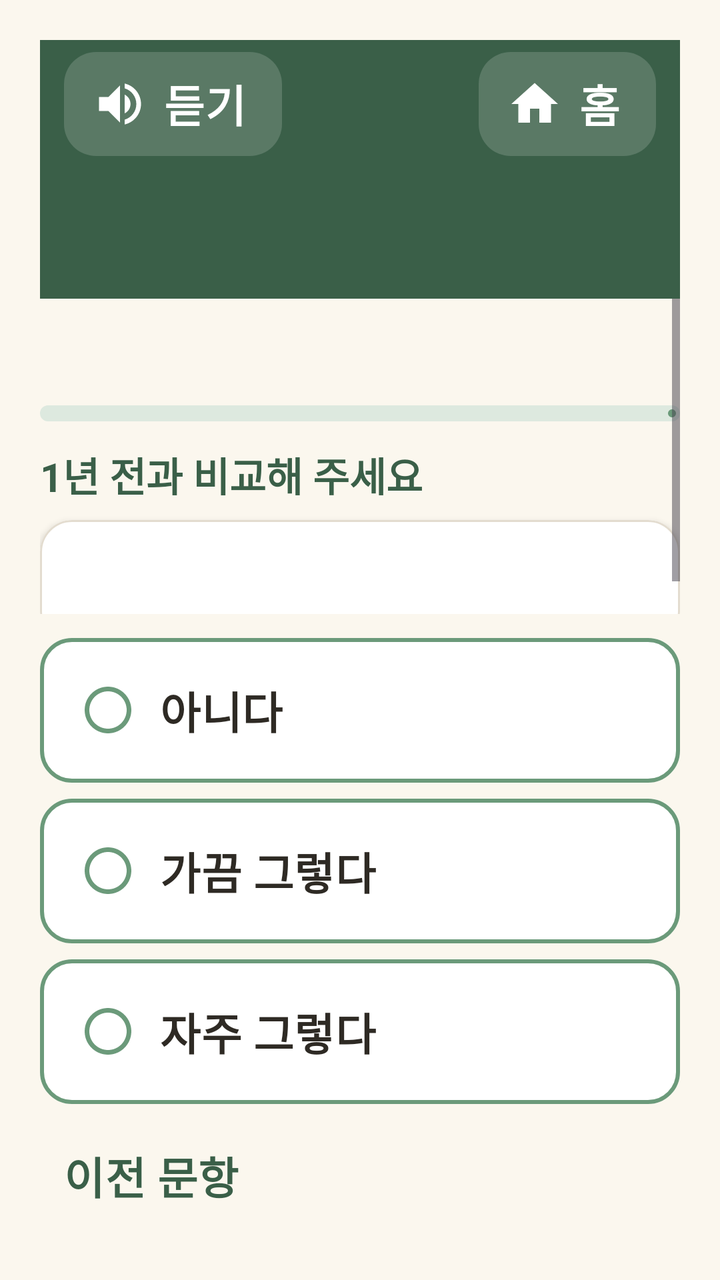
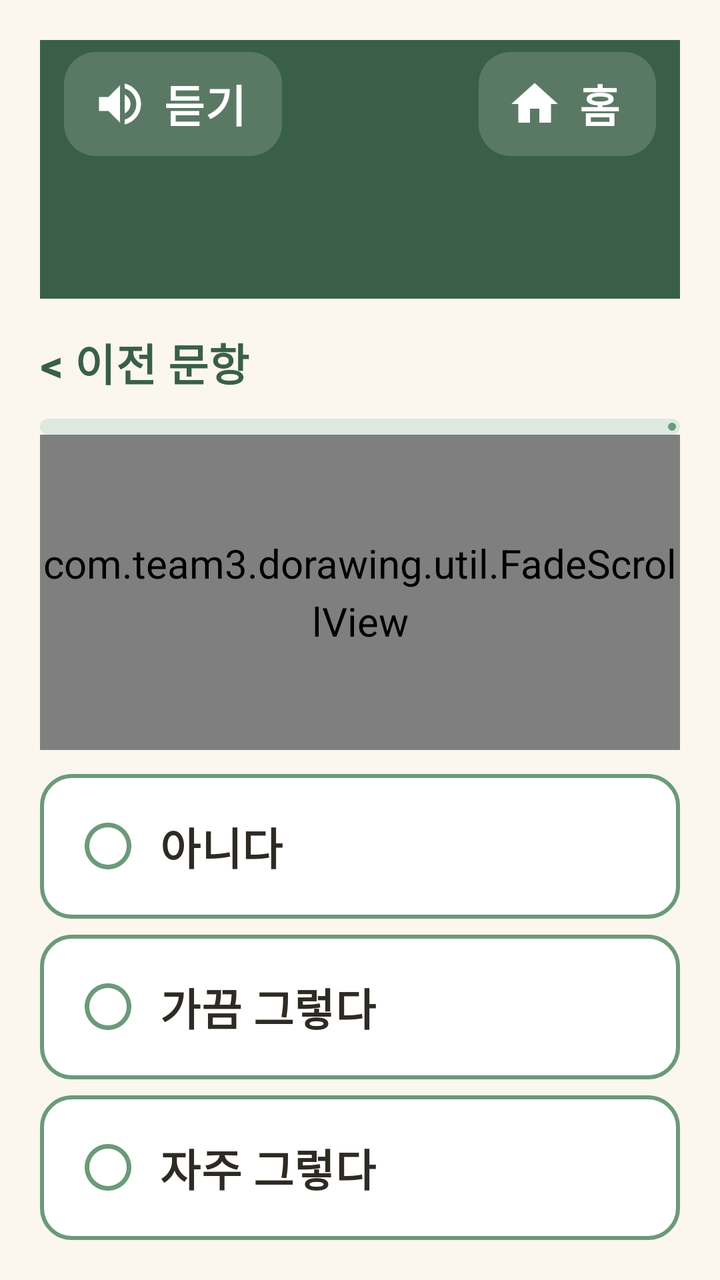

Before-and-after screenshots of an Android layout around one commit, followed by the original layout XML and the change that was made.
<!-- AndroidManifest.xml: application theme Theme.Dorawing -->
<!-- res/layout/activity_diagnosis_question.xml -->
<?xml version="1.0" encoding="utf-8"?>
<LinearLayout xmlns:android="http://schemas.android.com/apk/res/android"
    xmlns:app="http://schemas.android.com/apk/res-auto"
    android:layout_width="match_parent"
    android:layout_height="match_parent"
    android:orientation="vertical"
    android:padding="@dimen/screen_padding">

    <include
        android:id="@+id/topBar"
        layout="@layout/view_top_bar" />

    
    <ScrollView
        android:layout_width="match_parent"
        android:layout_height="0dp"
        android:layout_weight="1"
        android:fadeScrollbars="false">

        <LinearLayout
            android:layout_width="match_parent"
            android:layout_height="wrap_content"
            android:orientation="vertical"
            android:paddingBottom="4dp">

            
            <TextView
                android:id="@+id/tvProgress"
                style="@style/Text.Heading"
                android:layout_width="match_parent"
                android:layout_height="wrap_content"
                android:layout_marginTop="@dimen/card_gap" />

            <com.google.android.material.progressindicator.LinearProgressIndicator
                android:id="@+id/progressBar"
                android:layout_width="match_parent"
                android:layout_height="wrap_content"
                android:layout_marginTop="8dp"
                android:importantForAccessibility="no"
                android:max="15"
                app:indicatorColor="@color/green_mid"
                app:trackColor="@color/green_light"
                app:trackCornerRadius="4dp"
                app:trackThickness="8dp" />

            
            <TextView
                android:layout_width="match_parent"
                android:layout_height="wrap_content"
                android:layout_marginTop="@dimen/gap"
                android:text="@string/diag_compare"
                android:textColor="@color/green_dark"
                android:textStyle="bold" />

            
            <com.google.android.material.card.MaterialCardView
                style="@style/Card"
                android:layout_width="match_parent"
                android:layout_height="wrap_content"
                android:layout_marginTop="8dp"
                app:contentPaddingBottom="@dimen/gap"
                app:contentPaddingTop="@dimen/gap">

                <LinearLayout
                    android:layout_width="match_parent"
                    android:layout_height="wrap_content"
                    android:orientation="vertical">

                    
                    <TextView
                        android:id="@+id/tvNotice"
                        style="@style/Text.Error"
                        android:layout_width="match_parent"
                        android:layout_height="wrap_content"
                        android:layout_marginBottom="@dimen/gap"
                        android:text="@string/diag_answer_please"
                        android:visibility="gone" />

                    <TextView
                        android:id="@+id/tvQuestion"
                        style="@style/Text.Title"
                        android:layout_width="match_parent"
                        android:layout_height="wrap_content"
                        android:textColor="@color/text_main" />
                </LinearLayout>
            </com.google.android.material.card.MaterialCardView>
        </LinearLayout>
    </ScrollView>

    
    <com.google.android.material.button.MaterialButton
        android:id="@+id/btnAnswer0"
        style="@style/Button.Choice"
        android:layout_width="match_parent"
        android:layout_height="wrap_content"
        android:layout_marginTop="@dimen/gap"
        android:text="@string/diag_answer_0" />

    <com.google.android.material.button.MaterialButton
        android:id="@+id/btnAnswer1"
        style="@style/Button.Choice"
        android:layout_width="match_parent"
        android:layout_height="wrap_content"
        android:layout_marginTop="8dp"
        android:text="@string/diag_answer_1" />

    <com.google.android.material.button.MaterialButton
        android:id="@+id/btnAnswer2"
        style="@style/Button.Choice"
        android:layout_width="match_parent"
        android:layout_height="wrap_content"
        android:layout_marginTop="8dp"
        android:text="@string/diag_answer_2" />

    <com.google.android.material.button.MaterialButton
        android:id="@+id/btnPrev"
        style="@style/Button.Text"
        android:layout_width="wrap_content"
        android:layout_height="wrap_content"
        android:layout_marginTop="4dp"
        android:text="@string/diag_prev" />
</LinearLayout>
<!-- res/layout/view_top_bar.xml (included above) -->
<?xml version="1.0" encoding="utf-8"?>
<LinearLayout xmlns:android="http://schemas.android.com/apk/res/android"
    xmlns:app="http://schemas.android.com/apk/res-auto"
    android:layout_width="match_parent"
    android:layout_height="wrap_content"
    android:background="@color/green_dark"
    android:orientation="vertical"
    android:paddingStart="@dimen/bar_padding"
    android:paddingEnd="@dimen/bar_padding"
    android:paddingBottom="@dimen/bar_bottom">

    <LinearLayout
        android:layout_width="match_parent"
        android:layout_height="wrap_content"
        android:gravity="center_vertical"
        android:orientation="horizontal">

        <com.google.android.material.button.MaterialButton
            android:id="@+id/btnSpeak"
            style="@style/Button.Bar"
            android:layout_width="wrap_content"
            android:layout_height="wrap_content"
            android:text="@string/top_speak"
            app:icon="@drawable/ic_speaker" />

        <Space
            android:layout_width="0dp"
            android:layout_height="0dp"
            android:layout_weight="1" />

        <com.google.android.material.button.MaterialButton
            android:id="@+id/btnHome"
            style="@style/Button.Bar"
            android:layout_width="wrap_content"
            android:layout_height="wrap_content"
            android:text="@string/top_home"
            app:icon="@drawable/ic_home" />
    </LinearLayout>

    <TextView
        android:id="@+id/tvTitle"
        style="@style/Text.BarTitle"
        android:layout_width="match_parent"
        android:layout_height="wrap_content"
        android:layout_marginTop="4dp"
        android:paddingStart="8dp"
        android:paddingEnd="8dp" />

    
    <LinearLayout
        android:id="@+id/boxSubtitle"
        android:layout_width="match_parent"
        android:layout_height="wrap_content"
        android:layout_marginTop="@dimen/gap"
        android:gravity="center_vertical"
        android:orientation="horizontal"
        android:paddingStart="8dp"
        android:paddingEnd="8dp"
        android:visibility="gone">

        <ImageView
            android:layout_width="@dimen/logo_size"
            android:layout_height="@dimen/logo_size"
            android:layout_marginEnd="@dimen/gap"
            android:importantForAccessibility="no"
            android:src="@drawable/ic_logo" />

        <TextView
            style="@style/Text.BarSub"
            android:layout_width="0dp"
            android:layout_height="wrap_content"
            android:layout_weight="1"
            android:text="@string/app_subtitle" />
    </LinearLayout>
</LinearLayout>
<!-- resources referenced by this layout -->
<resources>
  <color name="green_dark">#3A5F48</color>
  <color name="green_light">#DDE9DF</color>
  <color name="green_mid">#6B9A7A</color>
  <color name="text_main">#2E2A24</color>
  <dimen name="bar_bottom">24dp</dimen>
  <dimen name="bar_padding">12dp</dimen>
  <dimen name="card_gap">16dp</dimen>
  <dimen name="gap">12dp</dimen>
  <dimen name="logo_size">44dp</dimen>
  <dimen name="screen_padding">20dp</dimen>
  <!-- drawable ic_home (drawable) -->
  <vector xmlns:android="http://schemas.android.com/apk/res/android"
      android:width="24dp"
      android:height="24dp"
      android:viewportWidth="24"
      android:viewportHeight="24">
      <path
          android:fillColor="#FF000000"
          android:pathData="M10,20v-6h4v6h5v-8h3L12,3 2,12h3v8z" />
  </vector>
  <string name="app_subtitle">오늘의 기억을 그리다</string>
  <string name="diag_answer_0">아니다</string>
  <string name="diag_answer_1">가끔 그렇다</string>
  <string name="diag_answer_2">자주 그렇다</string>
  <string name="diag_answer_please">이 문항에 답해 주세요</string>
  <string name="diag_compare">1년 전과 비교해 주세요</string>
  <string name="diag_prev">이전 문항</string>
  <string name="top_home">홈</string>
  <string name="top_speak">듣기</string>
  <style name="Text.BarSub" parent="Text.Body">
          <item name="android:textColor">@color/green_light</item>
      </style>
  <style name="Text.BarTitle" parent="Text.Title">
          <item name="android:textColor">@color/white</item>
      </style>
  <style name="Text.Error" parent="Text.Body">
          <item name="android:textColor">@color/error_brown</item>
          <item name="android:textStyle">bold</item>
      </style>
  <style name="Text.Heading" parent="Text.Body">
          <item name="android:textSize">@dimen/text_heading</item>
          <item name="android:textStyle">bold</item>
          <item name="android:textColor">@color/green_dark</item>
      </style>
  <style name="Text.Title" parent="Text.Body">
          <item name="android:textSize">@dimen/text_title</item>
          <item name="android:textStyle">bold</item>
          <item name="android:textColor">@color/green_dark</item>
          <item name="android:lineSpacingMultiplier">1.1</item>
      </style>
  <dimen name="button_height">64dp</dimen>
  <dimen name="bar_button_inset">6dp</dimen>
  <dimen name="text_button">22sp</dimen>
  <color name="white">#FFFFFFFF</color>
  <dimen name="corner">16dp</dimen>
  <color name="bar_button">#29FFFFFF</color>
  <color name="bar_ripple">#40FFFFFF</color>
  <dimen name="icon_size">28dp</dimen>
  <dimen name="card_padding">20dp</dimen>
  <dimen name="card_elevation">2dp</dimen>
  <color name="line">#E3DCCF</color>
  <dimen name="card_stroke">1dp</dimen>
  <color name="error_brown">#7A3E1D</color>
  <dimen name="text_heading">22sp</dimen>
  <dimen name="text_title">28sp</dimen>
  <color name="cream">#FBF7EE</color>
  <color name="text_sub">#6F665A</color>
  <dimen name="button_stroke">2dp</dimen>
  <dimen name="text_body">20sp</dimen>
  <style name="Dialog.Box" parent="MaterialAlertDialog.Material3">
          <item name="backgroundTint">@color/white</item>
          <item name="shapeAppearance">@style/Shape.Dialog</item>
      </style>
  <style name="Dialog.Title" parent="MaterialAlertDialog.Material3.Title.Text">
          <item name="android:textSize">@dimen/text_heading</item>
          <item name="android:textStyle">bold</item>
          <item name="android:textColor">@color/green_dark</item>
      </style>
  <style name="Dialog.Button" parent="Widget.Material3.Button.TextButton.Dialog">
          <item name="android:textSize">@dimen/text_button</item>
          <item name="android:textStyle">bold</item>
          <item name="android:minHeight">@dimen/button_height</item>
          <item name="android:textColor">@color/green_dark</item>
      </style>
  <style name="Shape.Dialog" parent="">
          <item name="cornerFamily">rounded</item>
          <item name="cornerSize">@dimen/corner</item>
      </style>
  <!-- unchanged entries left out for length: 16 -->
</resources>

<!-- the commit's change to res/layout/activity_diagnosis_question.xml (unified diff, before → after) -->
@@ -6,86 +6,96 @@
     android:orientation="vertical"
     android:padding="@dimen/screen_padding">
 
+    
     <include
         android:id="@+id/topBar"
         layout="@layout/view_top_bar" />
 
     
-    <ScrollView
+    <LinearLayout
+        android:layout_width="match_parent"
+        android:layout_height="wrap_content"
+        android:layout_marginTop="8dp"
+        android:gravity="center_vertical"
+        android:orientation="horizontal">
+
+        
+        <com.google.android.material.button.MaterialButton
+            android:id="@+id/btnPrev"
+            style="@style/Button.Text"
+            android:layout_width="wrap_content"
+            android:layout_height="wrap_content"
+            android:minHeight="48dp"
+            android:paddingStart="0dp"
+            android:paddingTop="0dp"
+            android:paddingEnd="@dimen/gap"
+            android:paddingBottom="0dp"
+            android:text="@string/diag_prev" />
+
+        <TextView
+            android:id="@+id/tvProgress"
+            style="@style/Text.Heading"
+            android:layout_width="0dp"
+            android:layout_height="wrap_content"
+            android:layout_weight="1"
+            android:gravity="end" />
+    </LinearLayout>
+
+    <com.google.android.material.progressindicator.LinearProgressIndicator
+        android:id="@+id/progressBar"
+        android:layout_width="match_parent"
+        android:layout_height="wrap_content"
+        android:layout_marginTop="4dp"
+        android:importantForAccessibility="no"
+        android:max="15"
+        app:indicatorColor="@color/green_mid"
+        app:trackColor="@color/green_light"
+        app:trackCornerRadius="4dp"
+        app:trackThickness="8dp" />
+
+    
+    <com.team3.dorawing.util.FadeScrollView
         android:layout_width="match_parent"
         android:layout_height="0dp"
         android:layout_weight="1"
-        android:fadeScrollbars="false">
-
-        <LinearLayout
+        android:fadeScrollbars="false"
+        android:fadingEdgeLength="48dp"
+        android:requiresFadingEdge="vertical">
+
+        
+        <com.google.android.material.card.MaterialCardView
+            style="@style/Card"
             android:layout_width="match_parent"
             android:layout_height="wrap_content"
-            android:orientation="vertical"
-            android:paddingBottom="4dp">
-
-            
-            <TextView
-                android:id="@+id/tvProgress"
-                style="@style/Text.Heading"
+            android:layout_marginTop="@dimen/gap"
+            android:layout_marginBottom="4dp"
+            app:contentPaddingBottom="@dimen/gap"
+            app:contentPaddingTop="@dimen/gap">
+
+            <LinearLayout
                 android:layout_width="match_parent"
                 android:layout_height="wrap_content"
-                android:layout_marginTop="@dimen/card_gap" />
-
-            <com.google.android.material.progressindicator.LinearProgressIndicator
-                android:id="@+id/progressBar"
-                android:layout_width="match_parent"
-                android:layout_height="wrap_content"
-                android:layout_marginTop="8dp"
-                android:importantForAccessibility="no"
-                android:max="15"
-                app:indicatorColor="@color/green_mid"
-                app:trackColor="@color/green_light"
-                app:trackCornerRadius="4dp"
-                app:trackThickness="8dp" />
-
-            
-            <TextView
-                android:layout_width="match_parent"
-                android:layout_height="wrap_content"
-                android:layout_marginTop="@dimen/gap"
-                android:text="@string/diag_compare"
-                android:textColor="@color/green_dark"
-                android:textStyle="bold" />
-
-            
-            <com.google.android.material.card.MaterialCardView
-                style="@style/Card"
-                android:layout_width="match_parent"
-                android:layout_height="wrap_content"
-                android:layout_marginTop="8dp"
-                app:contentPaddingBottom="@dimen/gap"
-                app:contentPaddingTop="@dimen/gap">
-
-                <LinearLayout
+                android:orientation="vertical">
+
+                
+                <TextView
+                    android:id="@+id/tvNotice"
+                    style="@style/Text.Error"
                     android:layout_width="match_parent"
                     android:layout_height="wrap_content"
-                    android:orientation="vertical">
-
-                    
-                    <TextView
-                        android:id="@+id/tvNotice"
-                        style="@style/Text.Error"
-                        android:layout_width="match_parent"
-                        android:layout_height="wrap_content"
-                        android:layout_marginBottom="@dimen/gap"
-                        android:text="@string/diag_answer_please"
-                        android:visibility="gone" />
-
-                    <TextView
-                        android:id="@+id/tvQuestion"
-                        style="@style/Text.Title"
-                        android:layout_width="match_parent"
-                        android:layout_height="wrap_content"
-                        android:textColor="@color/text_main" />
-                </LinearLayout>
-            </com.google.android.material.card.MaterialCardView>
-        </LinearLayout>
-    </ScrollView>
+                    android:layout_marginBottom="@dimen/gap"
+                    android:text="@string/diag_answer_please"
+                    android:visibility="gone" />
+
+                <TextView
+                    android:id="@+id/tvQuestion"
+                    style="@style/Text.Title"
+                    android:layout_width="match_parent"
+                    android:layout_height="wrap_content"
+                    android:textColor="@color/text_main" />
+            </LinearLayout>
+        </com.google.android.material.card.MaterialCardView>
+    </com.team3.dorawing.util.FadeScrollView>
 
     
     <com.google.android.material.button.MaterialButton
@@ -111,14 +121,6 @@
         android:layout_height="wrap_content"
         android:layout_marginTop="8dp"
         android:text="@string/diag_answer_2" />
-
-    <com.google.android.material.button.MaterialButton
-        android:id="@+id/btnPrev"
-        style="@style/Button.Text"
-        android:layout_width="wrap_content"
-        android:layout_height="wrap_content"
-        android:layout_marginTop="4dp"
-        android:text="@string/diag_prev" />
 </LinearLayout>
 <!-- res/layout/view_top_bar.xml (included above) -->
 <?xml version="1.0" encoding="utf-8"?>
<!-- resource entries referenced after the edit -->
@@ -6,7 +6,6 @@
   <color name="text_main">#2E2A24</color>
   <dimen name="bar_bottom">24dp</dimen>
   <dimen name="bar_padding">12dp</dimen>
-  <dimen name="card_gap">16dp</dimen>
   <dimen name="gap">12dp</dimen>
   <dimen name="logo_size">44dp</dimen>
   <dimen name="screen_padding">20dp</dimen>
@@ -25,8 +24,7 @@
   <string name="diag_answer_1">가끔 그렇다</string>
   <string name="diag_answer_2">자주 그렇다</string>
   <string name="diag_answer_please">이 문항에 답해 주세요</string>
-  <string name="diag_compare">1년 전과 비교해 주세요</string>
-  <string name="diag_prev">이전 문항</string>
+  <string name="diag_prev">&lt; 이전 문항</string>
   <string name="top_home">홈</string>
   <string name="top_speak">듣기</string>
   <style name="Text.BarSub" parent="Text.Body">
